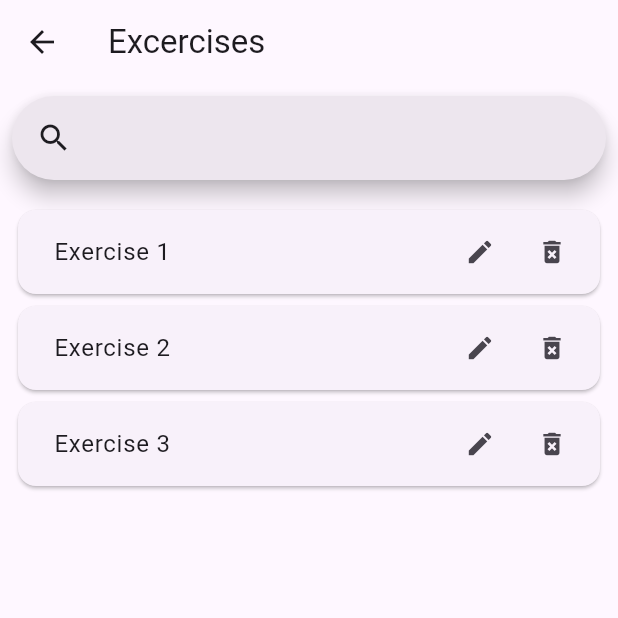
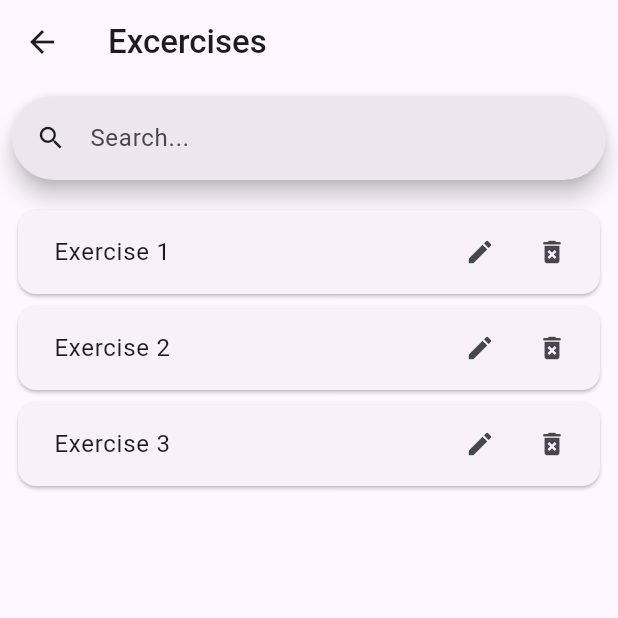
Before and after one commit to seaz5150/vorkautus, a Flutter app: the ExcercisesScreen screen opened directly, on a phone screen of 412 x 824 dp, the top half of it. Run offline on Flutter 3.47's test engine with Material 2 defaults, Android fonts, the phone set to English and light mode, and no system bars.

Commit message:
Minor styling changes.

```diff
--- a/lib/screens/excercises_screen.dart
+++ b/lib/screens/excercises_screen.dart
@@ -44,7 +44,12 @@ class _ExcercisesScreenState extends State<ExcercisesScreen> {
   Widget build(BuildContext context) {
     return Scaffold(
       appBar: AppBar(
-        title: const Text('Excercises'),
+        title: const Text(
+          'Excercises',
+          style: TextStyle(
+            fontWeight: FontWeight.w500
+          )
+        ),
     ),
       body: Column(
         children: [
@@ -57,8 +62,11 @@ class _ExcercisesScreenState extends State<ExcercisesScreen> {
                 },
                 controller: searchEditingController,
                 padding: const MaterialStatePropertyAll<EdgeInsets>(EdgeInsets.symmetric(horizontal: 16.0)),
-                leading: const Icon(Icons.search),
-
+                leading: const Icon(
+                  Icons.search,
+                  size: 20
+                ),
+                hintText: "Search..."
               ),
             ),
           ),
```
Also changed, not shown: lib/screens/new_workout_screen.dart (+6 -1 lines), lib/screens/workout_history_screen.dart (+6 -1 lines).
